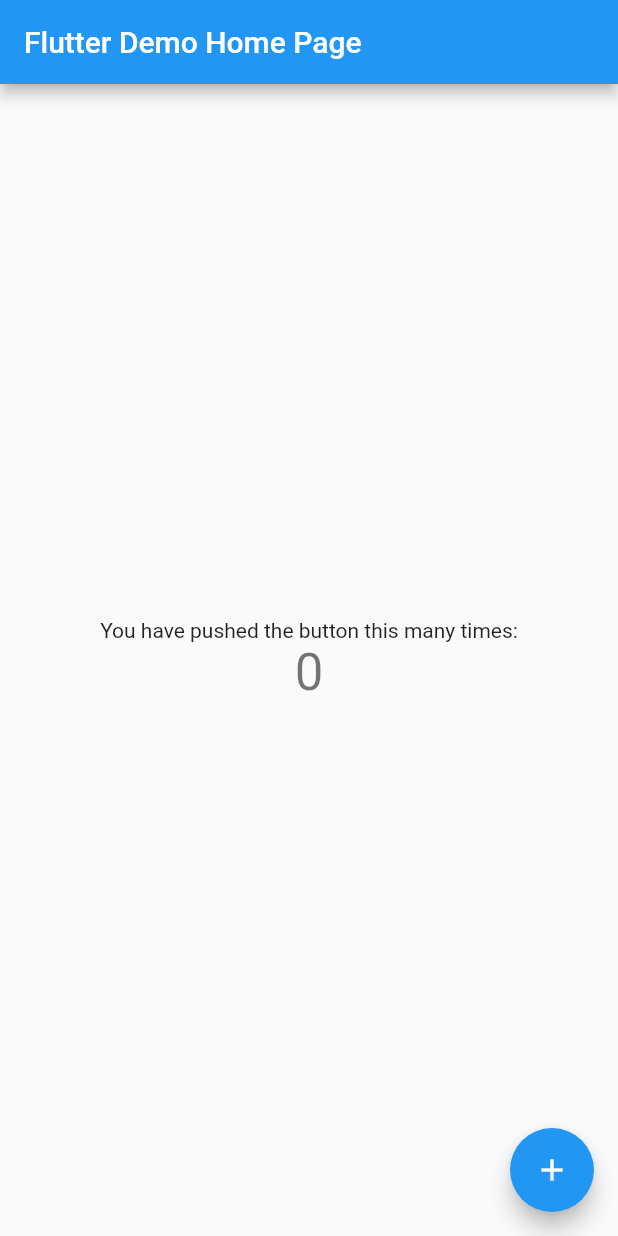
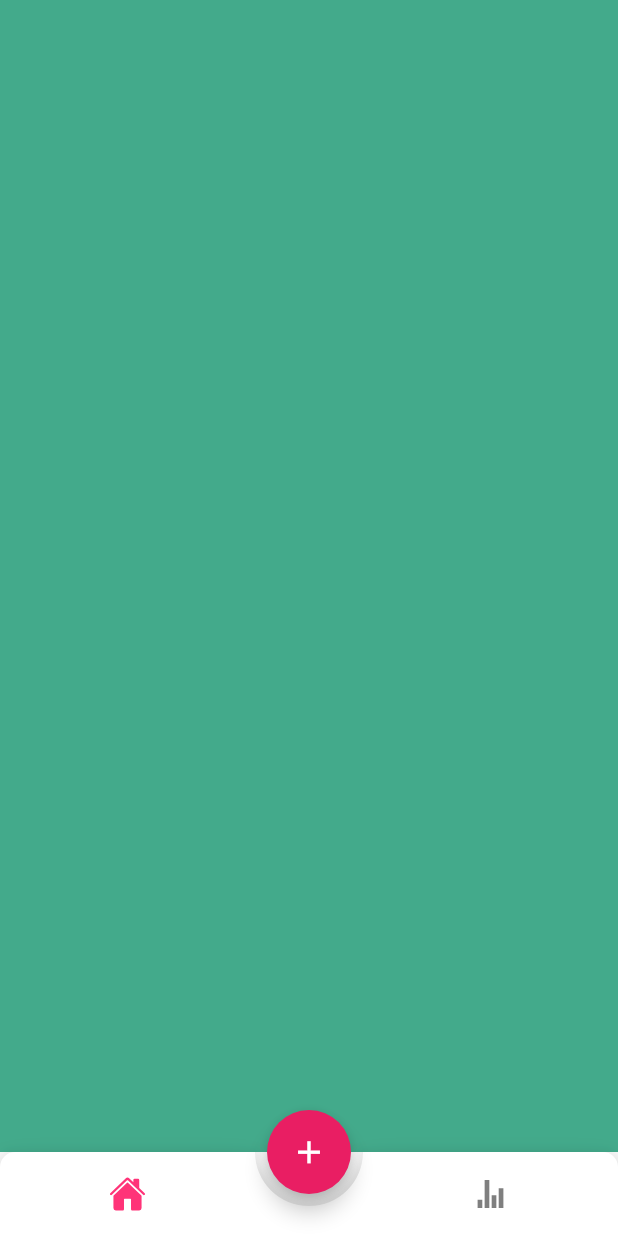
Before and after one commit to clement89/demo_app, a Flutter app: the screen it shows after launch, on a phone screen of 412 x 824 dp. Run offline on Flutter 3.47's test engine with Material 2 defaults, Android fonts, the phone set to English and light mode, and no system bars; drawn by our look-alikes of animated_bottom_navigation_bar; our stand-ins replace flutter_icons.

Commit message:
Pages added

```diff
--- a/lib/main.dart
+++ b/lib/main.dart
@@ -1,4 +1,7 @@
+import 'package:demo_app/providers/root_provider.dart';
+import 'package:demo_app/views/root_page.dart';
 import 'package:flutter/material.dart';
+import 'package:provider/provider.dart';
 
 void main() {
   runApp(MyApp());
@@ -8,106 +11,14 @@ class MyApp extends StatelessWidget {
   // This widget is the root of your application.
   @override
   Widget build(BuildContext context) {
-    return MaterialApp(
-      title: 'Flutter Demo',
-      theme: ThemeData(
-        // This is the theme of your application.
-        //
-        // Try running your application with "flutter run". You'll see the
-        // application has a blue toolbar. Then, without quitting the app, try
-        // changing the primarySwatch below to Colors.green and then invoke
-        // "hot reload" (press "r" in the console where you ran "flutter run",
-        // or simply save your changes to "hot reload" in a Flutter IDE).
-        // Notice that the counter didn't reset back to zero; the application
-        // is not restarted.
-        primarySwatch: Colors.blue,
+    return MultiProvider(
+      providers: [
+        ChangeNotifierProvider(create: (context) => RootProvider()),
+      ],
+      child: MaterialApp(
+        debugShowCheckedModeBanner: false,
+        home: RootPage(),
       ),
-      home: MyHomePage(title: 'Flutter Demo Home Page'),
     );
   }
 }
-
-class MyHomePage extends StatefulWidget {
-  MyHomePage({Key key, this.title}) : super(key: key);
-
-  // This widget is the home page of your application. It is stateful, meaning
-  // that it has a State object (defined below) that contains fields that affect
-  // how it looks.
-
-  // This class is the configuration for the state. It holds the values (in this
-  // case the title) provided by the parent (in this case the App widget) and
-  // used by the build method of the State. Fields in a Widget subclass are
-  // always marked "final".
-
-  final String title;
-
-  @override
-  _MyHomePageState createState() => _MyHomePageState();
-}
-
-class _MyHomePageState extends State<MyHomePage> {
-  int _counter = 0;
-
-  void _incrementCounter() {
-    setState(() {
-      // This call to setState tells the Flutter framework that something has
-      // changed in this State, which causes it to rerun the build method below
-      // so that the display can reflect the updated values. If we changed
-      // _counter without calling setState(), then the build method would not be
-      // called again, and so nothing would appear to happen.
-      _counter++;
-    });
-  }
-
-  @override
-  Widget build(BuildContext context) {
-    // This method is rerun every time setState is called, for instance as done
-    // by the _incrementCounter method above.
-    //
-    // The Flutter framework has been optimized to make rerunning build methods
-    // fast, so that you can just rebuild anything that needs updating rather
-    // than having to individually change instances of widgets.
-    return Scaffold(
-      appBar: AppBar(
-        // Here we take the value from the MyHomePage object that was created by
-        // the App.build method, and use it to set our appbar title.
-        title: Text(widget.title),
-      ),
-      body: Center(
-        // Center is a layout widget. It takes a single child and positions it
-        // in the middle of the parent.
-        child: Column(
-          // Column is also a layout widget. It takes a list of children and
-          // arranges them vertically. By default, it sizes itself to fit its
-          // children horizontally, and tries to be as tall as its parent.
-          //
-          // Invoke "debug painting" (press "p" in the console, choose the
-          // "Toggle Debug Paint" action from the Flutter Inspector in Android
-          // Studio, or the "Toggle Debug Paint" command in Visual Studio Code)
-          // to see the wireframe for each widget.
-          //
-          // Column has various properties to control how it sizes itself and
-          // how it positions its children. Here we use mainAxisAlignment to
-          // center the children vertically; the main axis here is the vertical
-          // axis because Columns are vertical (the cross axis would be
-          // horizontal).
-          mainAxisAlignment: MainAxisAlignment.center,
-          children: <Widget>[
-            Text(
-              'You have pushed the button this many times:',
-            ),
-            Text(
-              '$_counter',
-              style: Theme.of(context).textTheme.headline4,
-            ),
-          ],
-        ),
-      ),
-      floatingActionButton: FloatingActionButton(
-        onPressed: _incrementCounter,
-        tooltip: 'Increment',
-        child: Icon(Icons.add),
-      ), // This trailing comma makes auto-formatting nicer for build methods.
-    );
-  }
-}
--- /dev/null
+++ b/lib/providers/root_provider.dart
@@ -0,0 +1,9 @@
+import 'package:flutter/cupertino.dart';
+
+class RootProvider extends ChangeNotifier {
+  int pageIndex = 0;
+  void updatePageIndex(int index) {
+    pageIndex = index;
+    notifyListeners();
+  }
+}
--- /dev/null
+++ b/lib/theme/colors.dart
@@ -0,0 +1,10 @@
+import 'package:flutter/material.dart';
+
+const Color primary = Color(0xFFFF3378);
+const Color secondary = Color(0xFFFF2278);
+const Color black = Color(0xFF000000);
+const Color white = Color(0xFFFFFFFF);
+const Color grey = Colors.grey;
+const Color red = Color(0xFFec5766);
+const Color green = Color(0xFF43aa8b);
+const Color blue = Color(0xFF28c2ff);
--- /dev/null
+++ b/lib/views/home_page.dart
@@ -0,0 +1,13 @@
+import 'package:demo_app/theme/colors.dart';
+import 'package:flutter/cupertino.dart';
+
+class HomePage extends StatelessWidget {
+  const HomePage({Key key}) : super(key: key);
+
+  @override
+  Widget build(BuildContext context) {
+    return Container(
+      color: green,
+    );
+  }
+}
--- /dev/null
+++ b/lib/views/root_page.dart
@@ -0,0 +1,75 @@
+import 'package:animated_bottom_navigation_bar/animated_bottom_navigation_bar.dart';
+import 'package:demo_app/providers/root_provider.dart';
+import 'package:demo_app/theme/colors.dart';
+import 'package:demo_app/views/add_item_page.dart';
+import 'package:demo_app/views/home_page.dart';
+import 'package:demo_app/views/sales_page.dart';
+import 'package:flutter/cupertino.dart';
+import 'package:flutter/material.dart';
+import 'package:flutter_icons/flutter_icons.dart';
+import 'package:provider/provider.dart';
+
+class RootPage extends StatelessWidget {
+  final List<Widget> pages = [
+    HomePage(),
+    SalesPage(),
+  ];
+
+  @override
+  Widget build(BuildContext context) {
+    final _rootProvider = Provider.of<RootProvider>(context, listen: false);
+
+    return Consumer<RootProvider>(builder: (context, provider, child) {
+      return Scaffold(
+        body: IndexedStack(
+          index: _rootProvider.pageIndex,
+          children: pages,
+        ),
+        bottomNavigationBar: getFooter(_rootProvider),
+        floatingActionButton: FloatingActionButton(
+            onPressed: () {
+              // selectedTab(4);
+
+              Navigator.of(context).push(
+                CupertinoPageRoute(
+                  fullscreenDialog: true,
+                  builder: (context) => AddItemPage(),
+                ),
+              );
+            },
+            child: Icon(
+              Icons.add,
+              size: 25,
+            ),
+            backgroundColor: Colors.pink
+            //params
+            ),
+        floatingActionButtonLocation: FloatingActionButtonLocation.centerDocked,
+      );
+    });
+  }
+
+  Widget getFooter(RootProvider provider) {
+    List<IconData> iconItems = [
+      Ionicons.md_home,
+      Ionicons.md_stats,
+    ];
+
+    return AnimatedBottomNavigationBar(
+      activeColor: primary,
+      splashColor: secondary,
+      inactiveColor: Colors.black.withOpacity(0.5),
+      icons: iconItems,
+      activeIndex: provider.pageIndex,
+      gapLocation: GapLocation.center,
+      notchSmoothness: NotchSmoothness.softEdge,
+      leftCornerRadius: 10,
+      iconSize: 25,
+      rightCornerRadius: 10,
+      onTap: (index) {
+        provider.updatePageIndex(index);
+      },
+      //other params
+    );
+  }
+}
--- a/pubspec.yaml
+++ b/pubspec.yaml
@@ -23,6 +23,9 @@ environment:
 dependencies:
   flutter:
     sdk: flutter
+  animated_bottom_navigation_bar: ^0.3.2
+  flutter_icons: ^1.1.0
+  provider: ^5.0.0
 
 
   # The following adds the Cupertino Icons font to your application.
```
Also changed, not shown: lib/views/add_item_page.dart (added, +56 -0 lines), lib/views/sales_page.dart (added, +13 -0 lines), pubspec.lock.
